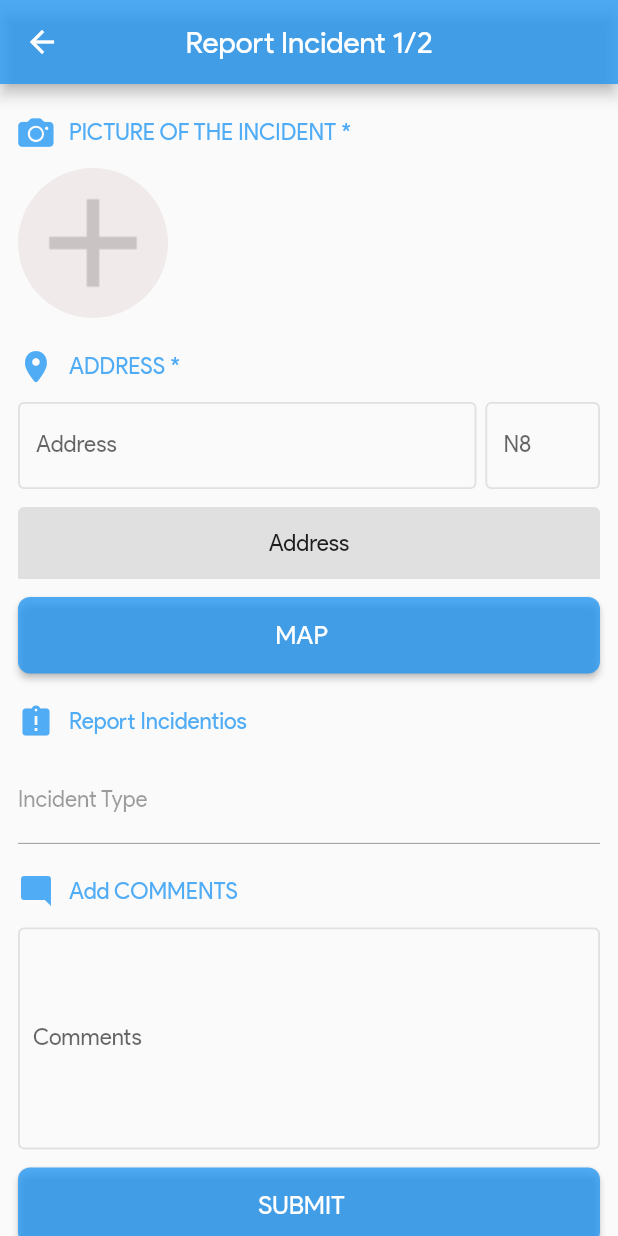
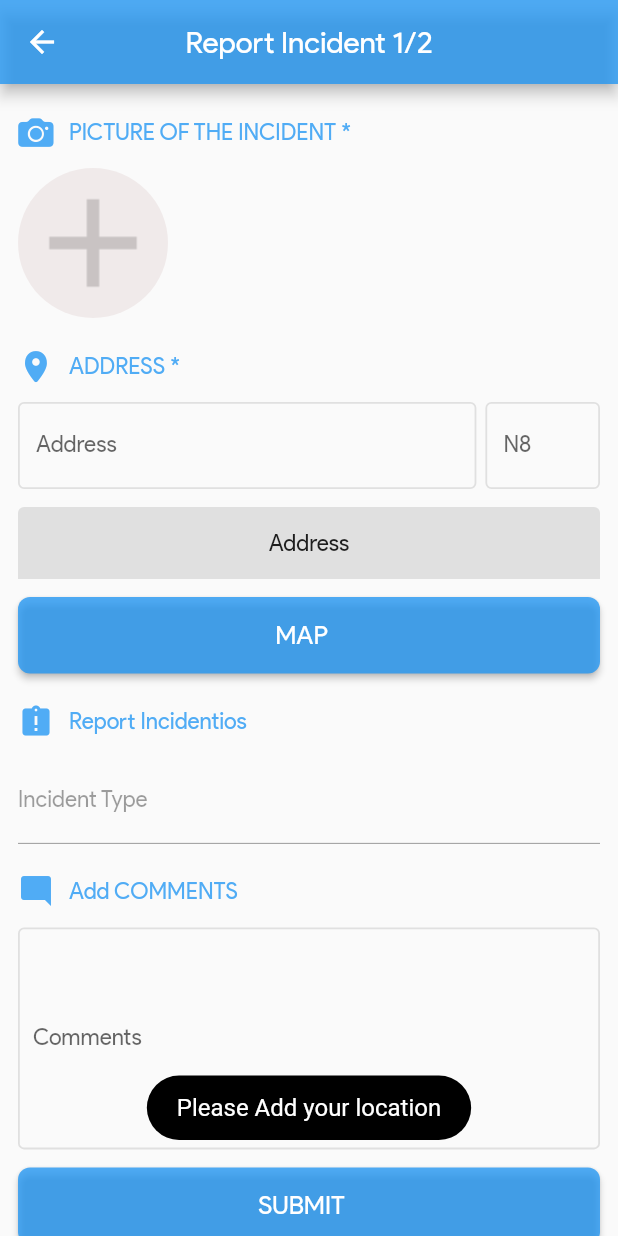
Before and after one commit to abdullah951/Flutter_StopHarasment, a Flutter app: the ReportIncidentScreen1 screen opened by its route, after a tap on "SUBMIT", on a phone screen of 412 x 824 dp. Run offline on Flutter 3.47's test engine with Material 2 defaults, Android fonts, the phone set to English and light mode, and no system bars; our stand-ins replace dio, flushbar, fluttertoast, google_maps_flutter, image_picker, location and 4 more; missing offline and left inert: dart:ffi, geocoder; accounts and stored records are empty; network calls fail.

```diff
--- /dev/null
+++ b/lib/Utils/utils.dart
@@ -0,0 +1,22 @@
+import 'package:flutter/material.dart';
+import 'package:fluttertoast/fluttertoast.dart';
+
+class Utils{
+bool checkNull(String str){
+  return str.isEmpty||str==""?true:false;
+
+}
+void showSnackBar(String  msgs){
+  Fluttertoast.showToast(
+      msg: msgs,
+      toastLength: Toast.LENGTH_SHORT,
+      gravity: ToastGravity.BOTTOM,
+      timeInSecForIos: 1,
+      backgroundColor: Colors.black,
+      textColor: Colors.white,
+      fontSize: 16.0
+  );
+
+}
+
+}
--- a/lib/constants/urls.dart
+++ b/lib/constants/urls.dart
@@ -1,7 +1,7 @@
  class Urls {
-   static const String url = "http://ec2-18-223-107-103.us-east-2.compute.amazonaws.com:8082/api/";
+   //static const String url = "http://ec2-18-223-107-103.us-east-2.compute.amazonaws.com:8082/api/";
 
-   //public static final String url="http://192.168.100.19:8082/api/";
+   static const String url="http://192.168.100.12:8082/api/";
    static const String add_incident = url + "Incident/Add";
    static const String GetCategory = url + "Category/Get";
    static const String NEW_INCIDENT_STATUS = "created";
--- a/lib/lang/en.json
+++ b/lib/lang/en.json
@@ -2,6 +2,10 @@
     "app_name": "Stop Violence",
     "appBar1" : "Report Incidentios",
     "picture_of_the_incident" : "PICTURE OF THE INCIDENT *",
-    "address" :"ADDRESS *"
+    "address" :"ADDRESS *",
+    "NoImages": "Please upload an image",
+    "NoLocation": "Please Add your location",
+    "NoComment": "Please Add a comment",
+    "NoIncidentType": "Please Select incident Type"
 
 }
--- a/lib/lang/fr.json
+++ b/lib/lang/fr.json
@@ -2,5 +2,9 @@
     "app_name": "Stop Violence",
     "appBar1" : "Report Incident blah blah blah 1/2",
     "picture_of_the_incident" : "PICTURE OF THE fndb fb *",
-    "address" :"ADDRESSion *"
+    "address" :"ADDRESSion *",
+    "NoImages": "Veuillez télécharger une image",
+    "NoLocation": "Veuillez ajouter votre emplacement",
+    "NoComment": "Veuillez ajouter un commentaire",
+    "NoIncidentType": "Veuillez sélectionner le type d'incident"
 }
--- a/lib/routes.dart
+++ b/lib/routes.dart
@@ -25,7 +25,7 @@ class Routes {
     home: (BuildContext context) => HomeScreen(),
     map: (BuildContext context) => MapScreen(),
     report_incident1: (BuildContext context) => ReportIncidentScreen1(),
-    report_incident2: (BuildContext context) => ReportIncidentScreen2(),
+
     incident_type: (BuildContext context) => IncidentTypeScreen(),
 
   };
--- a/lib/ui/report_incident1/report_incident1.dart
+++ b/lib/ui/report_incident1/report_incident1.dart
@@ -4,6 +4,7 @@ import 'dart:io';
 
 import 'package:flutter/cupertino.dart';
 import 'package:flutter/material.dart';
+import 'package:flutter_app/Utils/utils.dart';
 import 'package:flutter_app/constants/colors.dart';
 import 'package:flutter_app/constants/strings.dart';
 import 'package:flutter_app/constants/dimens.dart' ;
@@ -11,6 +12,7 @@ import 'package:flutter_app/localization/app_localizations.dart';
 import 'package:flutter_app/model/CheckCategory.dart';
 import 'package:flutter_app/model/MapData.dart';
 import 'package:flutter_app/service/dioUpload.dart';
+import 'package:flutter_app/ui/report_incident2/report_incident2.dart';
 import 'package:flutter_app/widgets/app_bar.dart';
 import 'package:flutter_app/widgets/button_submit.dart';
 import 'package:flutter_app/widgets/circular_image_widget.dart';
@@ -39,6 +41,8 @@ class _ReportIncidentScreen1State extends State<ReportIncidentScreen1> {
   final IncidentController = TextEditingController();
 
   MapData resultMap;
+  Map<String, dynamic> newMap;
+  CheckCategory checkMap;
 
   File _image;
   List<File> _imageFiles = List<File>();
@@ -180,7 +184,7 @@ class _ReportIncidentScreen1State extends State<ReportIncidentScreen1> {
 
   Future<void> onMap() async {
     var userMap = await Navigator.of(context).pushNamed(Routes.map);
-    Map<String, dynamic> newMap = Map<String, dynamic>.from(userMap);
+     newMap = Map<String, dynamic>.from(userMap);
     // Map<String, dynamic>  map=json.decode(userMap);
     AddressController.text = newMap['throughput'];
     StreetController.text = newMap['featurename'];
@@ -193,19 +197,40 @@ class _ReportIncidentScreen1State extends State<ReportIncidentScreen1> {
 
     var checkCategory = await Navigator.of(context).pushNamed(
         Routes.incident_type);
-    CheckCategory newMap = checkCategory;
-    IncidentController.text = newMap.name;
+    checkMap = checkCategory;
+    IncidentController.text = checkMap.name;
 
-    print("maps is    " + newMap.name);
+    print("maps is    " + checkMap.name);
 //    print('We sent the verification link to ${userMap.throughput}.');
   }
 
 
   Future<void> onSubmit() async {
     // _imageFiles.clear();
-    //Navigator.pushNamed(context, Routes.incident_type);
-    dioupload().FormData1();
+//    if(_imageFiles.length==null||_imageFiles.length==0){
+//      Utils().showSnackBar(buildTranslate(context, 'NoImages'));
+//    }else
+    if(Utils().checkNull(StreetController.text)){
+      Utils().showSnackBar(buildTranslate(context, 'NoLocation'));
+    }else if(Utils().checkNull(IncidentController.text)){
+      Utils().showSnackBar(buildTranslate(context, 'NoIncidentType'));
+    }else if(Utils().checkNull(CommentController.text)){
+      Utils().showSnackBar(buildTranslate(context, 'NoComment'));
+    }else{
+      Navigator
+          .push(context,MaterialPageRoute(
+        builder: (context) => ReportIncidentScreen2({"address":newMap,"images":_imageFiles,"item":checkMap,"comment":CommentController.value.toString()}),
+      ), );
+    }
+
+
+
+//    Navigator.pushNamed(context, Routes.report_incident2);
+
+
+  // dioupload().AddIncident({"adress":newMap,"comment":CommentController.text});
     //getImage();
+   // dioupload().FileUpload(_imageFiles);
 
   }
 
--- a/lib/ui/report_incident2/report_incident2.dart
+++ b/lib/ui/report_incident2/report_incident2.dart
@@ -10,6 +10,9 @@ import 'package:flutter_app/widgets/text_field_inactive.dart';
 import 'package:flutter_app/widgets/text_title.dart';
 
 class ReportIncidentScreen2 extends StatefulWidget {
+  Map<String, dynamic> maps;
+  ReportIncidentScreen2(this.maps);
+
 
   @override
   _ReportIncidentScreen2State createState() => _ReportIncidentScreen2State();
@@ -121,9 +124,11 @@ class _ReportIncidentScreen2State extends State<ReportIncidentScreen2> {
   }
 
   onSubmit() {
+
     Navigator.of(context).pop(true);
   }
 
   void GoBack() {
+
   }
 }
--- a/pubspec.yaml
+++ b/pubspec.yaml
@@ -32,6 +32,7 @@ dependencies:
   image_picker: ^0.6.3+1
   json_serializable: ^3.2.5
   dio: ^3.0.8
+  fluttertoast: ^3.1.3
   flutter_localizations:
     sdk: flutter
 
```
Also changed, not shown: lib/service/dioUpload.dart (+73 -28 lines), pubspec.lock.
